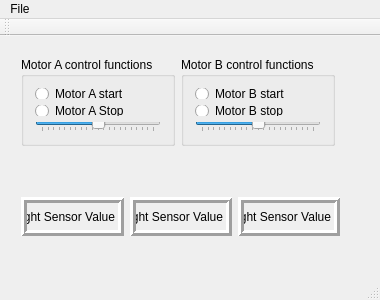
kenaaker/BeagleBoneBlack, file motor_control.ui: the form before one commit.
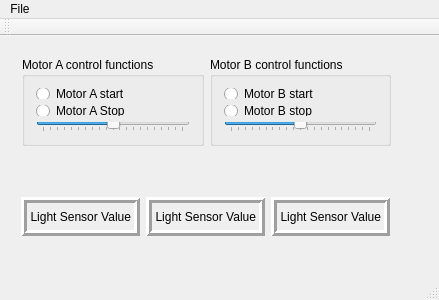
The form after the commit.

Commit message: Updates that include some motor position calculations.

```diff
--- a/motor_control.ui
+++ b/motor_control.ui
@@ -6,7 +6,7 @@
    <rect>
     <x>0</x>
     <y>0</y>
-    <width>380</width>
+    <width>439</width>
     <height>300</height>
    </rect>
   </property>
@@ -18,8 +18,77 @@
     <property name="geometry">
      <rect>
       <x>10</x>
+      <y>150</y>
+      <width>391</width>
+      <height>61</height>
+     </rect>
+    </property>
+    <layout class="QHBoxLayout" name="horizontalLayout_2">
+     <item>
+      <widget class="QLabel" name="light_sensor_display_low">
+       <property name="frameShape">
+        <enum>QFrame::Box</enum>
+       </property>
+       <property name="frameShadow">
+        <enum>QFrame::Raised</enum>
+       </property>
+       <property name="lineWidth">
+        <number>3</number>
+       </property>
+       <property name="text">
+        <string>Light Sensor Value</string>
+       </property>
+       <property name="alignment">
+        <set>Qt::AlignRight|Qt::AlignTrailing|Qt::AlignVCenter</set>
+       </property>
+      </widget>
+     </item>
+     <item>
+      <widget class="QLabel" name="light_sensor_display_current">
+       <property name="frameShape">
+        <enum>QFrame::Box</enum>
+       </property>
+       <property name="frameShadow">
+        <enum>QFrame::Raised</enum>
+       </property>
+       <property name="lineWidth">
+        <number>3</number>
+       </property>
+       <property name="text">
+        <string>Light Sensor Value</string>
+       </property>
+       <property name="alignment">
+        <set>Qt::AlignRight|Qt::AlignTrailing|Qt::AlignVCenter</set>
+       </property>
+      </widget>
+     </item>
+     <item>
+      <widget class="QLabel" name="light_sensor_display_high">
+       <property name="frameShape">
+        <enum>QFrame::Box</enum>
+       </property>
+       <property name="frameShadow">
+        <enum>QFrame::Raised</enum>
+       </property>
+       <property name="lineWidth">
+        <number>3</number>
+       </property>
+       <property name="text">
+        <string>Light Sensor Value</string>
+       </property>
+       <property name="alignment">
+        <set>Qt::AlignRight|Qt::AlignTrailing|Qt::AlignVCenter</set>
+       </property>
+      </widget>
+     </item>
+    </layout>
+   </widget>
+   <widget class="QWidget" name="">
+    <property name="geometry">
+     <rect>
+      <x>11</x>
       <y>10</y>
-      <width>336</width>
+      <width>391</width>
       <height>111</height>
      </rect>
     </property>
@@ -110,82 +179,13 @@
      </item>
     </layout>
    </widget>
-   <widget class="QWidget" name="layoutWidget">
-    <property name="geometry">
-     <rect>
-      <x>10</x>
-      <y>150</y>
-      <width>341</width>
-      <height>61</height>
-     </rect>
-    </property>
-    <layout class="QHBoxLayout" name="horizontalLayout_2">
-     <item>
-      <widget class="QLabel" name="light_sensor_display_low">
-       <property name="frameShape">
-        <enum>QFrame::Box</enum>
-       </property>
-       <property name="frameShadow">
-        <enum>QFrame::Raised</enum>
-       </property>
-       <property name="lineWidth">
-        <number>3</number>
-       </property>
-       <property name="text">
-        <string>Light Sensor Value</string>
-       </property>
-       <property name="alignment">
-        <set>Qt::AlignRight|Qt::AlignTrailing|Qt::AlignVCenter</set>
-       </property>
-      </widget>
-     </item>
-     <item>
-      <widget class="QLabel" name="light_sensor_display_current">
-       <property name="frameShape">
-        <enum>QFrame::Box</enum>
-       </property>
-       <property name="frameShadow">
-        <enum>QFrame::Raised</enum>
-       </property>
-       <property name="lineWidth">
-        <number>3</number>
-       </property>
-       <property name="text">
-        <string>Light Sensor Value</string>
-       </property>
-       <property name="alignment">
-        <set>Qt::AlignRight|Qt::AlignTrailing|Qt::AlignVCenter</set>
-       </property>
-      </widget>
-     </item>
-     <item>
-      <widget class="QLabel" name="light_sensor_display_high">
-       <property name="frameShape">
-        <enum>QFrame::Box</enum>
-       </property>
-       <property name="frameShadow">
-        <enum>QFrame::Raised</enum>
-       </property>
-       <property name="lineWidth">
-        <number>3</number>
-       </property>
-       <property name="text">
-        <string>Light Sensor Value</string>
-       </property>
-       <property name="alignment">
-        <set>Qt::AlignRight|Qt::AlignTrailing|Qt::AlignVCenter</set>
-       </property>
-      </widget>
-     </item>
-    </layout>
-   </widget>
   </widget>
   <widget class="QMenuBar" name="menuBar">
    <property name="geometry">
     <rect>
      <x>0</x>
      <y>0</y>
-     <width>380</width>
+     <width>439</width>
      <height>19</height>
     </rect>
    </property>
```
The commit also changes 4 other files.
